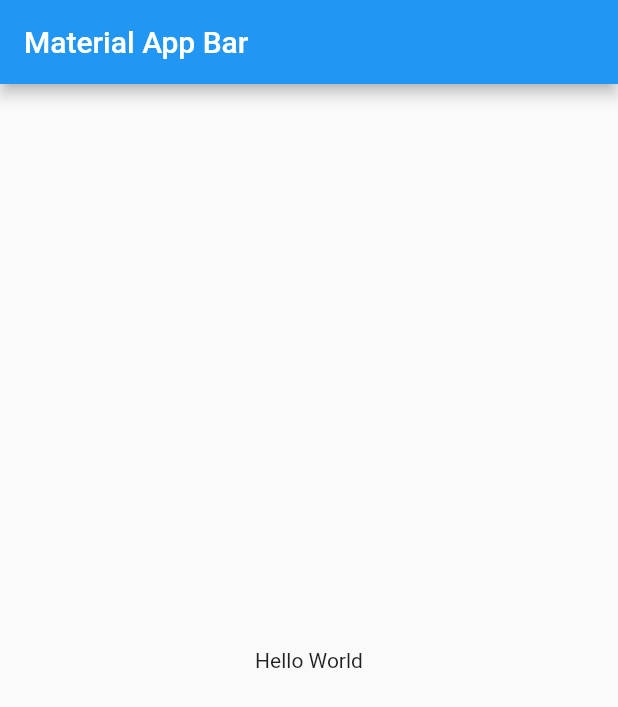
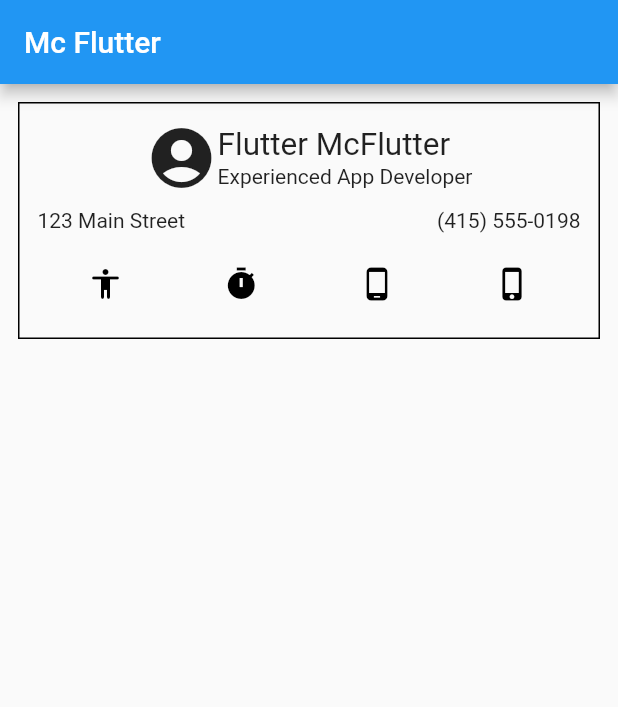
Before and after one commit to DasPeter/mcflutter, a Flutter app: the screen it shows after launch, on a phone screen of 412 x 824 dp. Shown: the top 707 px of the screen. Run offline on Flutter 3.47's test engine with Material 2 defaults, Android fonts, the phone set to English and light mode, and no system bars.

Commit message:
Added mcflutter widget and IconButtons change color

```diff
--- a/lib/homepage.dart
+++ b/lib/homepage.dart
@@ -8,14 +8,100 @@ class HomePage extends StatefulWidget {
 }
 
 class _HomePageState extends State<HomePage> {
+  bool isClickedPerson = false;
+  bool isClickedTimer = false;
+  bool isClickedPhone1 = false;
+  bool isClickedPhone2 = false;
   @override
   Widget build(BuildContext context) {
     return Scaffold(
       appBar: AppBar(
-        title: const Text('Material App Bar'),
+        title: const Text('Mc Flutter'),
       ),
-      body: const Center(
-        child: Text('Hello World'),
+      body: Column(
+        children: [
+          Container(
+            margin: const EdgeInsets.all(12),
+            padding: const EdgeInsets.all(12),
+            decoration: BoxDecoration(border: Border.all(width: 1.0)),
+            child: Column(children: [
+              Row(
+                // Icon and User name
+                mainAxisAlignment: MainAxisAlignment.center,
+                crossAxisAlignment: CrossAxisAlignment.center,
+                children: [
+                  const Icon(
+                    Icons.account_circle,
+                    size: 48,
+                  ),
+                  Column(
+                    crossAxisAlignment: CrossAxisAlignment.start,
+                    children: const [
+                      Text(
+                        'Flutter McFlutter',
+                        textScaleFactor: 1.5,
+                      ),
+                      Text(
+                        'Experienced App Developer',
+                      )
+                    ],
+                  )
+                ],
+              ),
+              Container(
+                margin: const EdgeInsets.symmetric(vertical: 10),
+                child: Row(
+                  // Address and Phone number
+                  mainAxisAlignment: MainAxisAlignment.spaceBetween,
+                  crossAxisAlignment: CrossAxisAlignment.center,
+                  children: const [
+                    Text('123 Main Street'),
+                    Text('(415) 555-0198')
+                  ],
+                ),
+              ),
+              Row(
+                // Icons
+                mainAxisAlignment: MainAxisAlignment.spaceAround,
+                crossAxisAlignment: CrossAxisAlignment.center,
+                children: [
+                  IconButton(
+                    color: isClickedPerson ? Colors.indigo : Colors.black,
+                    onPressed: () {
+                      isClickedPerson = !isClickedPerson;
+                      setState(() {});
+                    },
+                    icon: const Icon(Icons.accessibility_rounded),
+                  ),
+                  IconButton(
+                    color: isClickedTimer ? Colors.indigo : Colors.black,
+                    onPressed: () {
+                      isClickedTimer = !isClickedTimer;
+                      setState(() {});
+                    },
+                    icon: const Icon(Icons.timer),
+                  ),
+                  IconButton(
+                    color: isClickedPhone1 ? Colors.indigo : Colors.black,
+                    onPressed: () {
+                      isClickedPhone1 = !isClickedPhone1;
+                      setState(() {});
+                    },
+                    icon: const Icon(Icons.phone_android),
+                  ),
+                  IconButton(
+                    color: isClickedPhone2 ? Colors.indigo : Colors.black,
+                    onPressed: () {
+                      isClickedPhone2 = !isClickedPhone2;
+                      setState(() {});
+                    },
+                    icon: const Icon(Icons.phone_iphone),
+                  ),
+                ],
+              )
+            ]),
+          )
+        ],
       ),
     );
   }
```
Also changed, not shown: lib/main.dart (line endings or trailing spaces).
